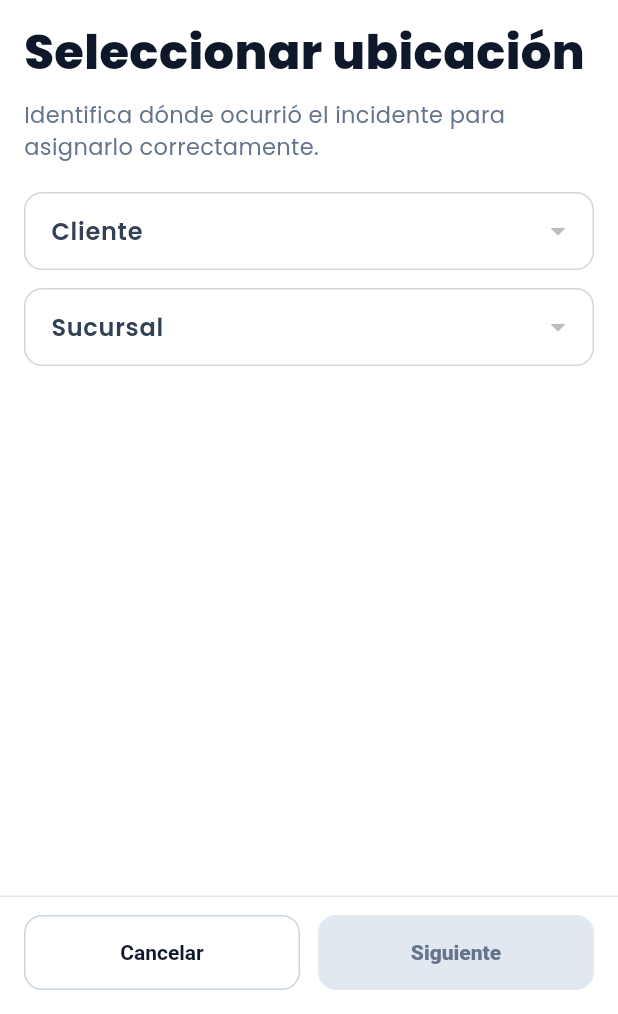
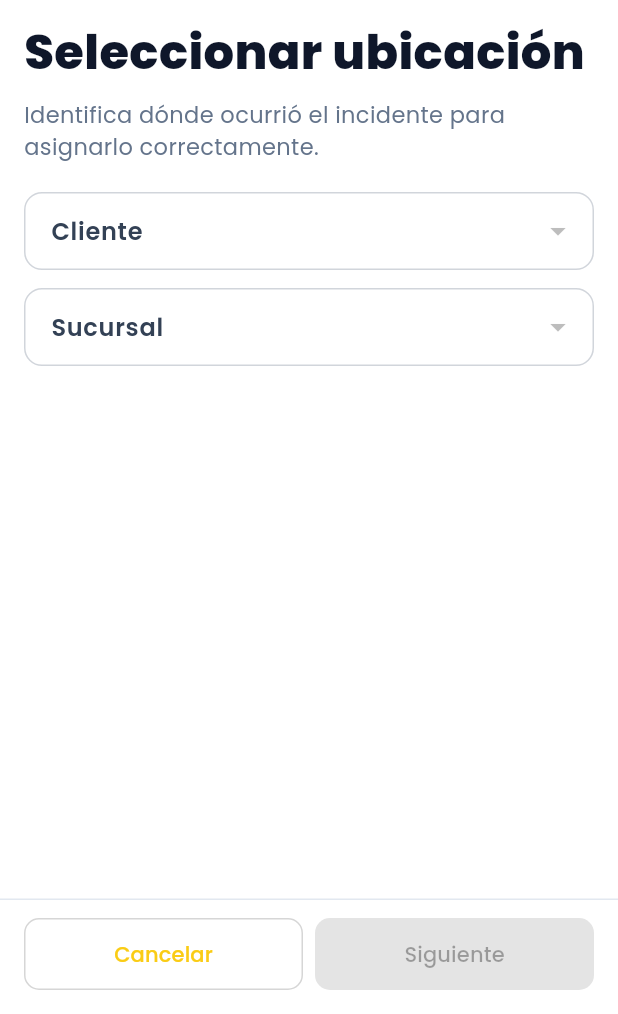
Before and after one commit to soyesperoni/trust, a Flutter app: the NewIncidentScreen screen opened directly with empty values, on a phone screen of 412 x 824 dp, the part 222-1236 px from its top. Run offline on Flutter 3.47's test engine with Material 3 defaults, Android fonts, the phone set to English and light mode, and no system bars; our stand-ins replace camera, flutter_image_compress, flutter_map, geolocator, google_fonts, latlong2 and 4 more; missing offline and left inert: video_compress; network calls fail.

Commit message:
Unify incident footer buttons with visit flow style

```diff
--- a/flutter/lib/src/screens/incidents/new_incident_screen.dart
+++ b/flutter/lib/src/screens/incidents/new_incident_screen.dart
@@ -283,17 +283,10 @@ class _NewIncidentScreenState extends State<NewIncidentScreen> {
                                     }
                                     setState(() => _step -= 1);
                                   },
-                            style: OutlinedButton.styleFrom(
-                              minimumSize: const Size.fromHeight(50),
-                              side: const BorderSide(color: Color(0xFFCBD5E1)),
-                              foregroundColor: _textPrimary,
-                              shape: RoundedRectangleBorder(borderRadius: BorderRadius.circular(12)),
-                              textStyle: const TextStyle(fontWeight: FontWeight.w700),
-                            ),
                             child: Text(_step == 0 ? 'Cancelar' : 'Atrás'),
                           ),
                         ),
-                        const SizedBox(width: 12),
+                        const SizedBox(width: 8),
                         Expanded(
                           child: FilledButton(
                             onPressed: !_canContinue || _submitting
@@ -305,15 +298,6 @@ class _NewIncidentScreenState extends State<NewIncidentScreen> {
                                       _submit();
                                     }
                                   },
-                            style: FilledButton.styleFrom(
-                              minimumSize: const Size.fromHeight(50),
-                              backgroundColor: _primaryColor,
-                              foregroundColor: Colors.black,
-                              disabledBackgroundColor: const Color(0xFFE2E8F0),
-                              disabledForegroundColor: const Color(0xFF64748B),
-                              shape: RoundedRectangleBorder(borderRadius: BorderRadius.circular(12)),
-                              textStyle: const TextStyle(fontWeight: FontWeight.w800),
-                            ),
                             child: Text(_step < 2 ? 'Siguiente' : (_submitting ? 'Guardando...' : 'Finalizar incidencia')),
                           ),
                         ),
```
